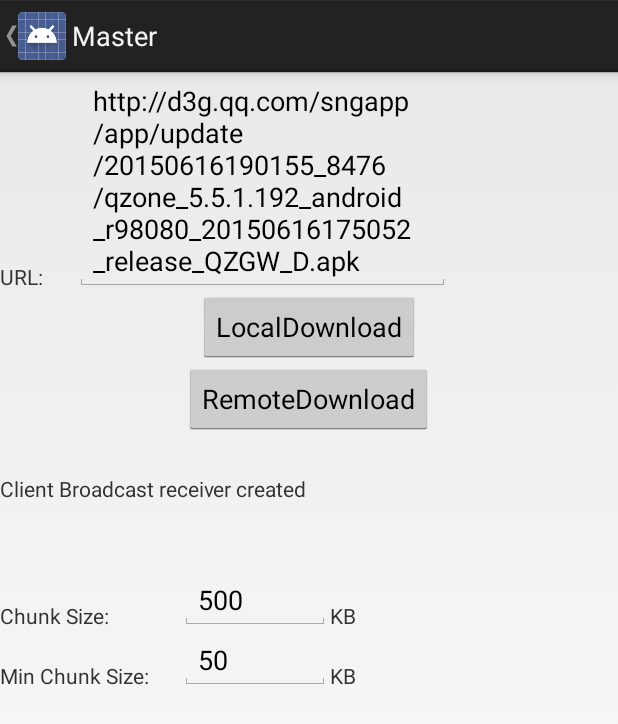
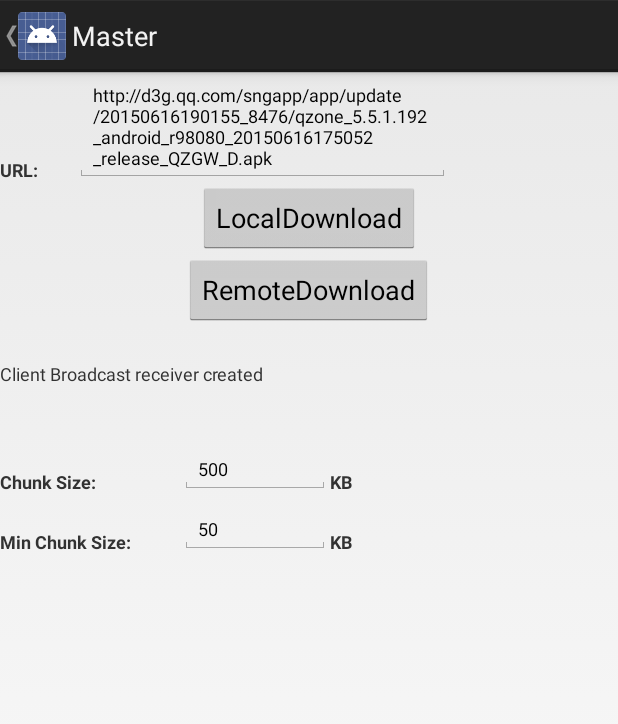
Before and after one commit to obiwandu/WiFiDirectDownloader_MultipleInterface, an Android app: the MasterActivity screen opened directly, with no data from a screen before it, on a phone screen of 412 x 824 dp. Shown: the top 724 px of the screen. Run offline under Robolectric (Android 15) with nearby library versions, the phone set to English and light mode, and no system bars; 1 statement that could not run was skipped.

Commit message:
1 modify some font settings on UI

```diff
--- a/app/src/main/java/edu/pdx/cs410/wifi/direct/file/transfer/master/MasterActivity.java
+++ b/app/src/main/java/edu/pdx/cs410/wifi/direct/file/transfer/master/MasterActivity.java
@@ -314,7 +314,7 @@
                         + "AlreadyBytes:" + Long.toString(alBytesStat[i]) + "B";
         }
 
-        ArrayAdapter arrayAdapter = new ArrayAdapter(this, android.R.layout.simple_list_item_1, strStat);
+        ArrayAdapter arrayAdapter = new ArrayAdapter(this, R.layout.info_list_item, strStat);
         lvStat.setAdapter(arrayAdapter);
     }
 
@@ -335,7 +335,7 @@
         //Set list view as clickable
         peerView.setClickable(true);
         //Make adapter to connect peer data to list view
-        ArrayAdapter arrayAdapter = new ArrayAdapter(this, android.R.layout.simple_list_item_1, peersStringArrayList.toArray());
+        ArrayAdapter arrayAdapter = new ArrayAdapter(this, R.layout.device_list_item, peersStringArrayList.toArray());
         //Show peer data in listview
         peerView.setAdapter(arrayAdapter);
         peerView.setOnItemClickListener(new AdapterView.OnItemClickListener() {
--- a/app/src/main/java/edu/pdx/cs410/wifi/direct/file/transfer/slave/SlaveActivity.java
+++ b/app/src/main/java/edu/pdx/cs410/wifi/direct/file/transfer/slave/SlaveActivity.java
@@ -205,7 +205,7 @@
                     + "AlreadyBytes:" + Long.toString(alBytesStat[i]) + "B";
         }
 
-        ArrayAdapter arrayAdapter = new ArrayAdapter(this, android.R.layout.simple_list_item_1, strStat);
+        ArrayAdapter arrayAdapter = new ArrayAdapter(this, R.layout.info_list_item, strStat);
         lvStat.setAdapter(arrayAdapter);
     }
 }
--- a/app/src/main/res/layout/activity_master.xml
+++ b/app/src/main/res/layout/activity_master.xml
@@ -11,12 +11,15 @@
             android:layout_width="wrap_content"
             android:layout_height="wrap_content"
             android:layout_alignBottom="@+id/etURL"
-            android:text="URL:"/>
+            android:text="URL:"
+            android:textStyle="bold"
+            android:textSize="12dp"/>
         <EditText
             android:id="@+id/etURL"
             android:layout_width="250dp"
             android:layout_height="wrap_content"
-            android:layout_marginLeft="50dp"/>
+            android:layout_marginLeft="50dp"
+            android:textSize="12dp"/>
     </RelativeLayout>
 
     <Button
@@ -47,22 +50,26 @@
             android:id="@+id/tvMasterWifiStatus"
             android:layout_width="wrap_content"
             android:layout_height="wrap_content"
-            android:paddingTop="3dp" />
+            android:paddingTop="3dp"
+            android:textSize="12dp"/>
         <TextView
             android:id="@+id/tvMasterStatus"
             android:layout_width="wrap_content"
             android:layout_height="wrap_content"
-            android:paddingTop="3dp" />
+            android:paddingTop="3dp"
+            android:textSize="12dp" />
         <TextView
             android:id="@+id/tvMasterExceptionStatus"
             android:layout_width="wrap_content"
             android:layout_height="wrap_content"
-            android:paddingTop="3dp" />
+            android:paddingTop="3dp"
+            android:textSize="12dp"/>
         <TextView
             android:id="@+id/tvMasterProgress"
             android:layout_width="wrap_content"
             android:layout_height="wrap_content"
-            android:paddingTop="3dp" />
+            android:paddingTop="3dp"
+            android:textSize="12dp"/>
     </LinearLayout>
 
     <RelativeLayout
@@ -73,7 +80,9 @@
             android:layout_width="wrap_content"
             android:layout_height="wrap_content"
             android:layout_alignBottom="@+id/etChunkSize"
-            android:text="Chunk Size:"/>
+            android:text="Chunk Size:"
+            android:textStyle="bold"
+            android:textSize="12dp" />
         <EditText
             android:id="@+id/etChunkSize"
             android:inputType="number"
@@ -81,14 +90,17 @@
             android:layout_width="100dp"
             android:layout_height="wrap_content"
             android:layout_alignParentTop="true"
-            android:layout_marginLeft="120dp"/>
+            android:layout_marginLeft="120dp"
+            android:textSize="12dp" />
         <TextView
             android:id="@+id/tvChunkSizeUnit"
             android:layout_width="wrap_content"
             android:layout_height="wrap_content"
             android:layout_alignBottom="@+id/etChunkSize"
             android:layout_marginLeft="220dp"
-            android:text="KB"/>
+            android:text="KB"
+            android:textStyle="bold"
+            android:textSize="12dp" />
 
         <TextView
             android:id="@+id/tvMinChunkSize"
@@ -96,7 +108,9 @@
             android:layout_height="wrap_content"
             android:layout_alignLeft="@+id/tvChunkSize"
             android:layout_alignBottom="@+id/etMinChunkSize"
-            android:text="Min Chunk Size:"/>
+            android:text="Min Chunk Size:"
+            android:textStyle="bold"
+            android:textSize="12dp" />
         <EditText
             android:id="@+id/etMinChunkSize"
             android:inputType="number"
@@ -105,14 +119,17 @@
             android:layout_height="wrap_content"
             android:layout_alignLeft="@+id/etChunkSize"
             android:layout_alignTop="@+id/etChunkSize"
-            android:layout_marginTop="40dp"/>
+            android:layout_marginTop="40dp"
+            android:textSize="12dp"/>
         <TextView
             android:id="@+id/tvMinChunkSizeUnit"
             android:layout_width="wrap_content"
             android:layout_height="wrap_content"
             android:layout_alignBottom="@+id/etMinChunkSize"
             android:layout_marginLeft="220dp"
-            android:text="KB"/>
+            android:text="KB"
+            android:textStyle="bold"
+            android:textSize="12dp" />
     </RelativeLayout>
 
     <ListView
```
Also changed, not shown: app/src/main/res/layout/activity_slave.xml (+19 -12 lines), app/src/main/res/layout/device_list_item.xml (added, +27 -0 lines), app/src/main/res/layout/info_list_item.xml (added, +26 -0 lines).
